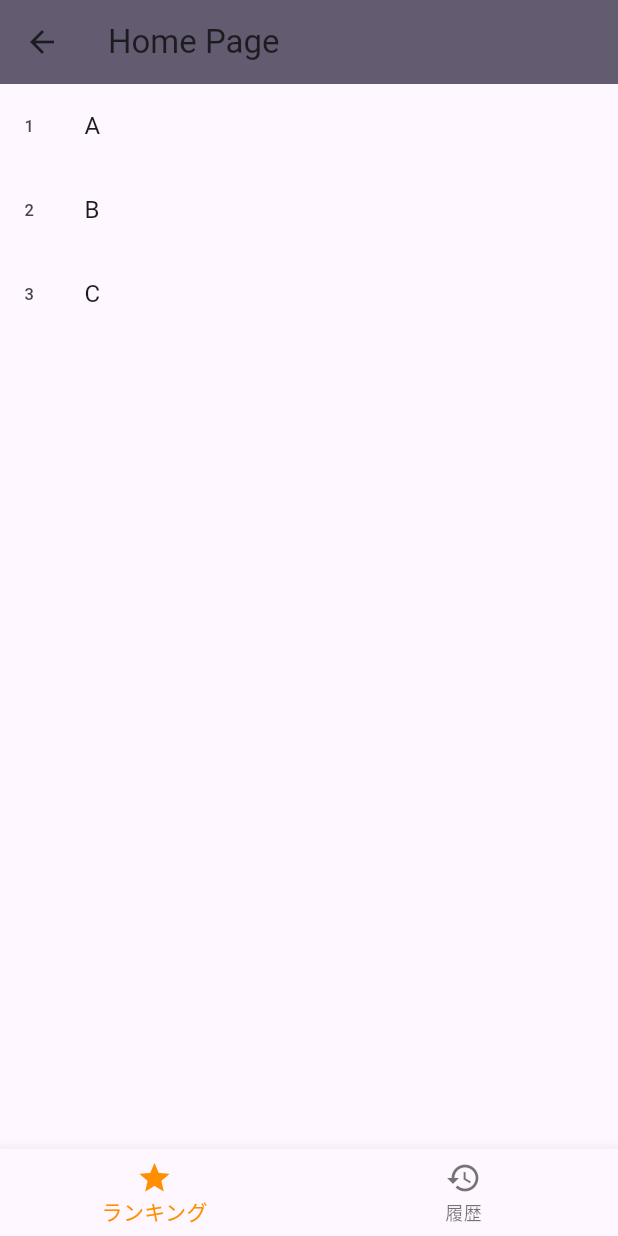
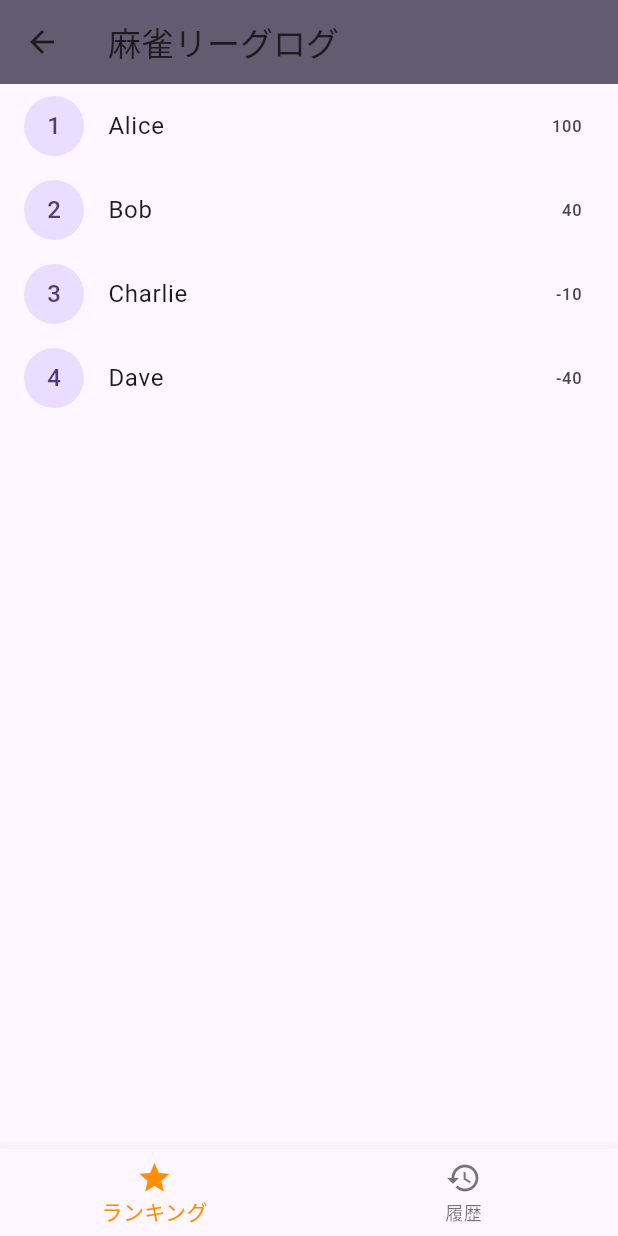
Before and after one commit to KentaYoshitani/mahjong_league_log, a Flutter app: the HomePage screen opened directly, on a phone screen of 412 x 824 dp. Run offline on Flutter 3.47's test engine with Material 3 defaults, Android fonts, the phone set to English and light mode, and no system bars.

Commit message:
update history

```diff
--- a/lib/main.dart
+++ b/lib/main.dart
@@ -1,5 +1,5 @@
 import 'package:flutter/material.dart';
-import 'pages/entry.dart'; // 追加
+import 'pages/entry.dart';
 
 
 void main() {
--- a/lib/pages/entry.dart
+++ b/lib/pages/entry.dart
@@ -47,7 +47,7 @@ class _EntryPageState extends State<EntryPage> {
                 Navigator.push(
                   context,
                   MaterialPageRoute(
-                      builder: (context) => HomePage(title: 'Home Page')),
+                      builder: (context) => HomePage(title: '麻雀リーグログ')),
                 );
               },
               child: const Text('Submit'),
--- a/lib/pages/home.dart
+++ b/lib/pages/home.dart
@@ -1,4 +1,6 @@
 import 'package:flutter/material.dart';
+import './widgets/ranking.dart';
+import './widgets/history.dart';
 
 class HomePage extends StatefulWidget {
   const HomePage({Key? key, required this.title}) : super(key: key);
@@ -6,36 +8,6 @@ class HomePage extends StatefulWidget {
 
   @override
   State<HomePage> createState() => _HomePageState();
-}
-
-class RankingWidget extends StatelessWidget {
-  final List<String> rankingData;
-
-
-  RankingWidget({required this.rankingData});
-
-  @override
-  Widget build(BuildContext context) {
-    return ListView.builder(
-      itemCount: rankingData.length,
-      itemBuilder: (context, index) {
-        return ListTile(
-          leading: Text('${index + 1}'),
-          title: Text(rankingData[index]),
-        );
-      },
-    );
-  }
-}
-
-
-class HistoryPage extends StatelessWidget {
-  @override
-  Widget build(BuildContext context) {
-    return Center(
-      child: Text('This is the history page'),
-    );
-  }
 }
 
 class _HomePageState extends State<HomePage> {
@@ -50,8 +22,34 @@ class _HomePageState extends State<HomePage> {
   @override
   Widget build(BuildContext context) {
     final List<Widget> _tabContents = <Widget>[ // ページウィジェットのリスト
-      RankingWidget(rankingData: ['A', 'B', 'C']),
-      HistoryPage(),
+      RankingWidget(rankingData: [
+        RankingData(userName: 'Alice', score: 100),
+        RankingData(userName: 'Bob', score: 40),
+        RankingData(userName: 'Charlie', score: -10),
+        RankingData(userName: 'Dave', score: -40),
+      ]),
+      HistoryWidget(
+        historyData: [
+          HistoryData(
+            date: DateTime.now(),
+            gameScores: [
+              GameScoreData(userName: 'Alice', rawScore: 30000, calculatedScore: 100),
+              GameScoreData(userName: 'Bob', rawScore: 25000, calculatedScore: 40),
+              GameScoreData(userName: 'Charlie', rawScore: 20000, calculatedScore: -10),
+              GameScoreData(userName: 'Dave', rawScore: 15000, calculatedScore: -40),
+            ],
+          ),
+          HistoryData(
+            date: DateTime.now().subtract(const Duration(days: 1)),
+            gameScores: [
+              GameScoreData(userName: 'Alice', rawScore: 30000, calculatedScore: 100),
+              GameScoreData(userName: 'Bob', rawScore: 25000, calculatedScore: 40),
+              GameScoreData(userName: 'Charlie', rawScore: 20000, calculatedScore: -10),
+              GameScoreData(userName: 'Dave', rawScore: 15000, calculatedScore: -40),
+            ],
+          ),
+        ],
+      ),
     ];
 
     return Scaffold(
--- /dev/null
+++ b/lib/pages/widgets/history.dart
@@ -0,0 +1,48 @@
+import 'package:flutter/material.dart';
+import 'package:intl/intl.dart';
+
+class GameScoreData {
+  final String userName;
+  final int rawScore;
+  final int calculatedScore;
+
+  GameScoreData({required this.userName, required this.rawScore, required this.calculatedScore});
+}
+
+class HistoryData {
+  final DateTime date;
+  final List<GameScoreData> gameScores;
+
+  HistoryData({required this.date, required this.gameScores});
+}
+
+class HistoryWidget extends StatelessWidget {
+  final List<HistoryData> historyData;
+
+  HistoryWidget({required this.historyData});
+
+  @override
+  Widget build(BuildContext context) {
+    return ListView.builder(
+      itemCount: historyData.length,
+      itemBuilder: (context, index) {
+        return Card(
+          child: Column(
+            children: [
+              Text(DateFormat('yyyy/mm/dd').format(historyData[index].date)),
+              ...historyData[index].gameScores.asMap().entries.map((rankData) {
+                return ListTile(
+                  leading: CircleAvatar(
+                    child: Text('${rankData.key + 1}'),
+                  ),
+                  title: Text(rankData.value.userName),
+                  trailing: Text('${rankData.value.rawScore}点 / ${rankData.value.calculatedScore}'),
+                );
+              }).toList(),
+            ],
+          ),
+        );
+      },
+    );
+  }
+}
--- /dev/null
+++ b/lib/pages/widgets/ranking.dart
@@ -0,0 +1,30 @@
+import 'package:flutter/material.dart';
+
+class RankingData {
+  final String userName;
+  final int score;
+
+  RankingData({required this.userName, required this.score});
+}
+
+class RankingWidget extends StatelessWidget {
+  final List<RankingData> rankingData;
+
+  RankingWidget({required this.rankingData});
+
+  @override
+  Widget build(BuildContext context) {
+    return ListView.builder(
+      itemCount: rankingData.length,
+      itemBuilder: (context, index) {
+        return ListTile(
+          leading: CircleAvatar(
+            child: Text('${index + 1}'),
+          ),
+          title: Text(rankingData[index].userName),
+          trailing: Text('${rankingData[index].score}'),
+        );
+      },
+    );
+  }
+}
--- a/pubspec.yaml
+++ b/pubspec.yaml
@@ -35,6 +35,7 @@ dependencies:
   # The following adds the Cupertino Icons font to your application.
   # Use with the CupertinoIcons class for iOS style icons.
   cupertino_icons: ^1.0.6
+  intl: ^0.17.0
 
 dev_dependencies:
   flutter_test:
```
Also changed, not shown: pubspec.lock.
